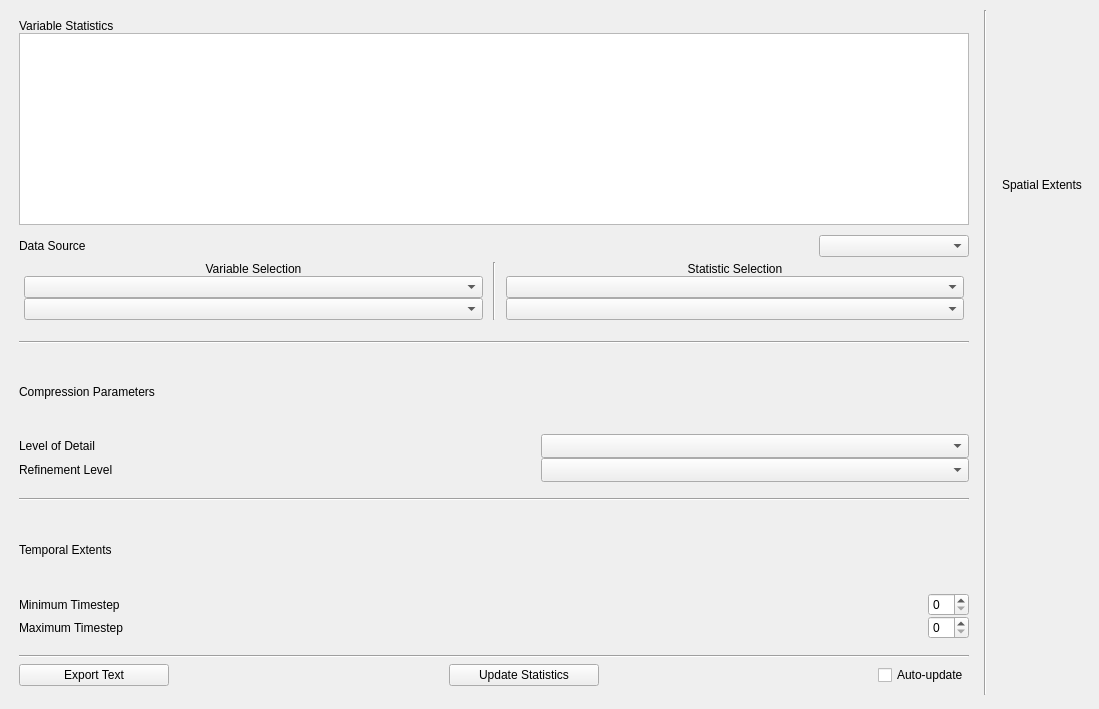
Qt form apps/vaporgui/statsWindow.ui (StasJ/vapor-formatted) before a commit.
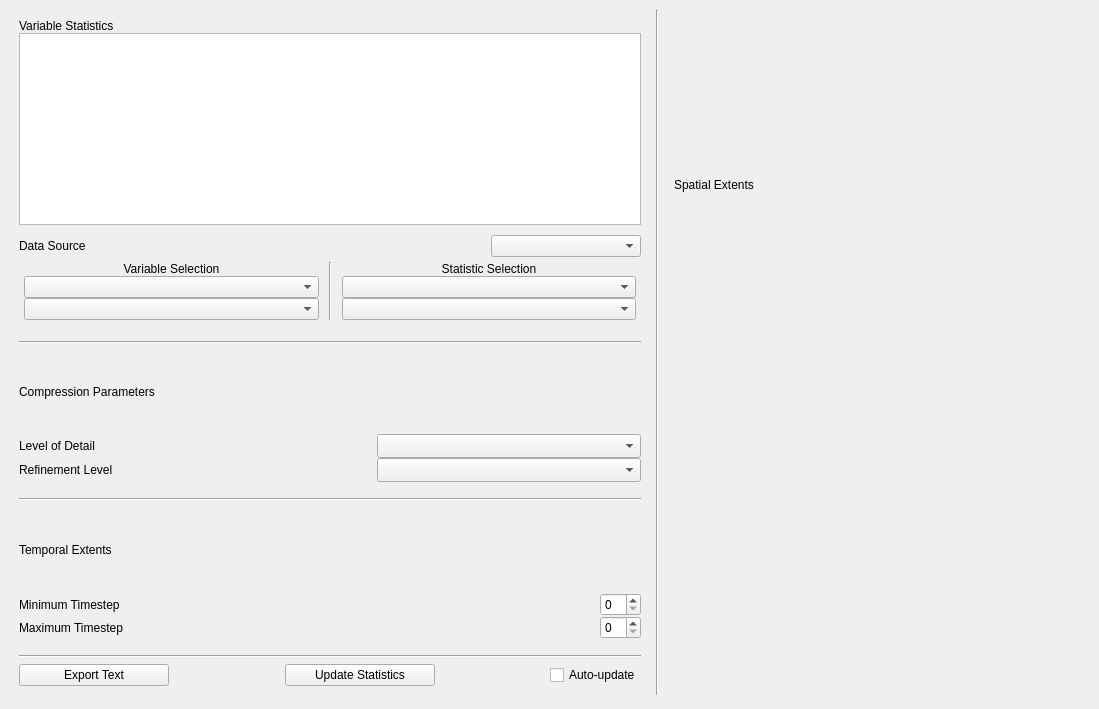
The same form after that commit. Custom widgets are drawn as their Qt base class.

Commit message: gui tweaks; geometry extents now reads from Aux Variables

```diff
--- a/apps/vaporgui/statsWindow.ui
+++ b/apps/vaporgui/statsWindow.ui
@@ -28,7 +28,7 @@
      <height>685</height>
     </rect>
    </property>
-   <layout class="QHBoxLayout" name="horizontalLayout_12" stretch="2,1,0">
+   <layout class="QHBoxLayout" name="horizontalLayout_12" stretch="3,0,2">
     <item>
      <widget class="QWidget" name="widget_3" native="true">
       <layout class="QVBoxLayout" name="verticalLayout">
```
The commit also changes 3 other files.
